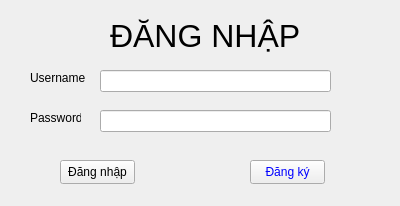
The window that dangnhap.ui (KietDang1608/TienNu) describes before a commit, drawn with Qt 5.
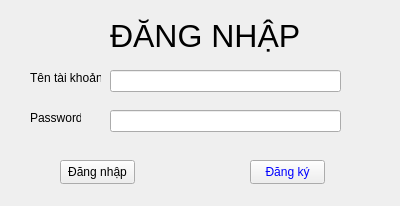
The same window after the commit.

```diff
--- a/dangnhap.ui
+++ b/dangnhap.ui
@@ -36,12 +36,12 @@
     <rect>
      <x>30</x>
      <y>70</y>
-     <width>61</width>
+     <width>71</width>
      <height>16</height>
     </rect>
    </property>
    <property name="text">
-    <string>Username</string>
+    <string>Tên tài khoản</string>
    </property>
   </widget>
   <widget class="QLabel" name="lblPassword">
@@ -60,7 +60,7 @@
   <widget class="QLineEdit" name="txtUsername">
    <property name="geometry">
     <rect>
-     <x>100</x>
+     <x>110</x>
      <y>70</y>
      <width>231</width>
      <height>22</height>
@@ -70,7 +70,7 @@
   <widget class="QLineEdit" name="txtPassword">
    <property name="geometry">
     <rect>
-     <x>100</x>
+     <x>110</x>
      <y>110</y>
      <width>231</width>
      <height>22</height>
```
